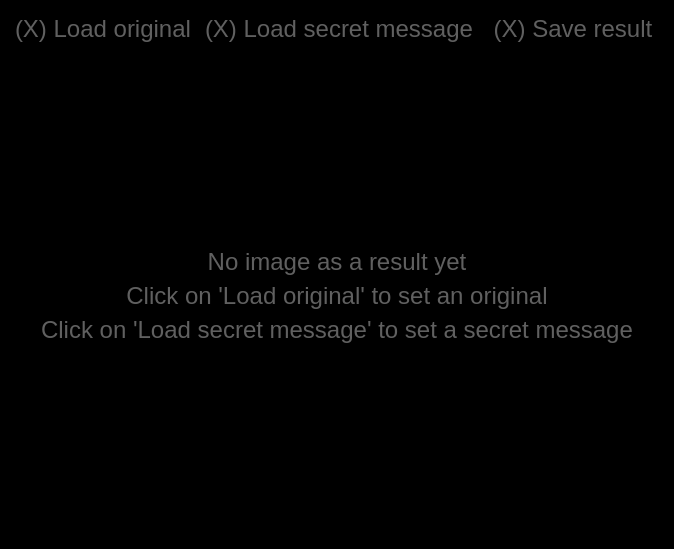
The window that Tools/ToolSecretMessage/qtsecretmessagecreatedialog.ui (richelbilderbeek/ProjectRichelBilderbeek) describes before a commit, drawn with Qt 5.
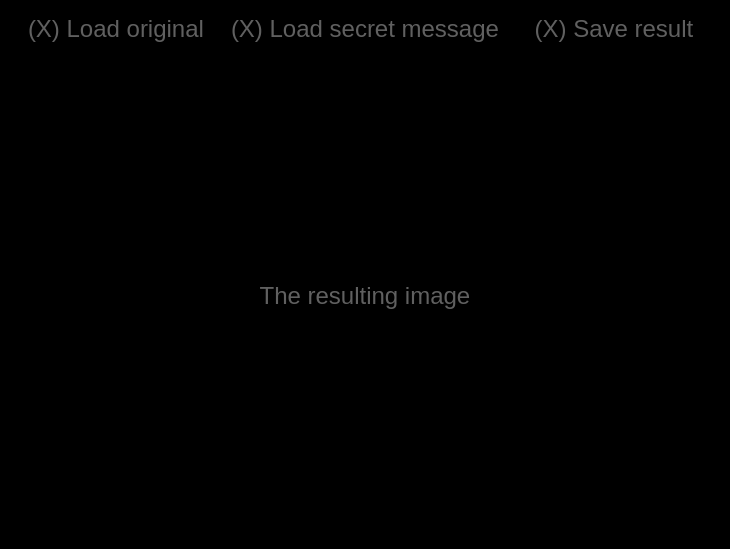
The same window after the commit. The open tabs and pages were chosen to show the change. Icons and pictures are not drawn.

Commit message: SecretMessage v.22.1

```diff
--- a/Tools/ToolSecretMessage/qtsecretmessagecreatedialog.ui
+++ b/Tools/ToolSecretMessage/qtsecretmessagecreatedialog.ui
@@ -6,7 +6,7 @@
    <rect>
     <x>0</x>
     <y>0</y>
-    <width>674</width>
+    <width>730</width>
     <height>549</height>
    </rect>
   </property>
@@ -187,7 +187,7 @@
        <item>
         <widget class="QLabel" name="label_result">
          <property name="text">
-          <string>No image as a result yet</string>
+          <string>The resulting image</string>
          </property>
          <property name="alignment">
           <set>Qt::AlignCenter</set>
@@ -195,27 +195,7 @@
         </widget>
        </item>
        <item>
-        <widget class="QLabel" name="label_3">
-         <property name="text">
-          <string>Click on 'Load original' to set an original</string>
-         </property>
-         <property name="alignment">
-          <set>Qt::AlignCenter</set>
-         </property>
-        </widget>
-       </item>
-       <item>
-        <widget class="QLabel" name="label_4">
-         <property name="text">
-          <string>Click on 'Load secret message' to set a secret message</string>
-         </property>
-         <property name="alignment">
-          <set>Qt::AlignCenter</set>
-         </property>
-        </widget>
-       </item>
-       <item>
-        <spacer name="verticalSpacer_6">
+        <spacer name="spacer_save_bottom">
          <property name="orientation">
           <enum>Qt::Vertical</enum>
          </property>
```
Left out of the diff: 20 changed lines with no effect on the pictures. The commit also changes 39 other files.
